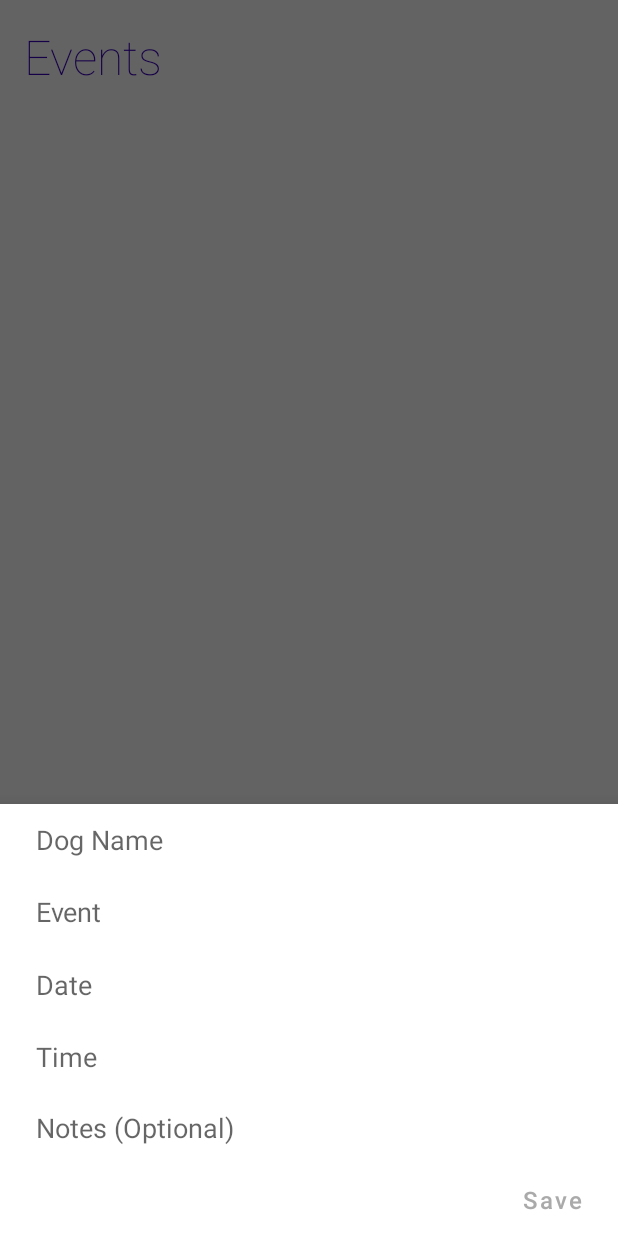
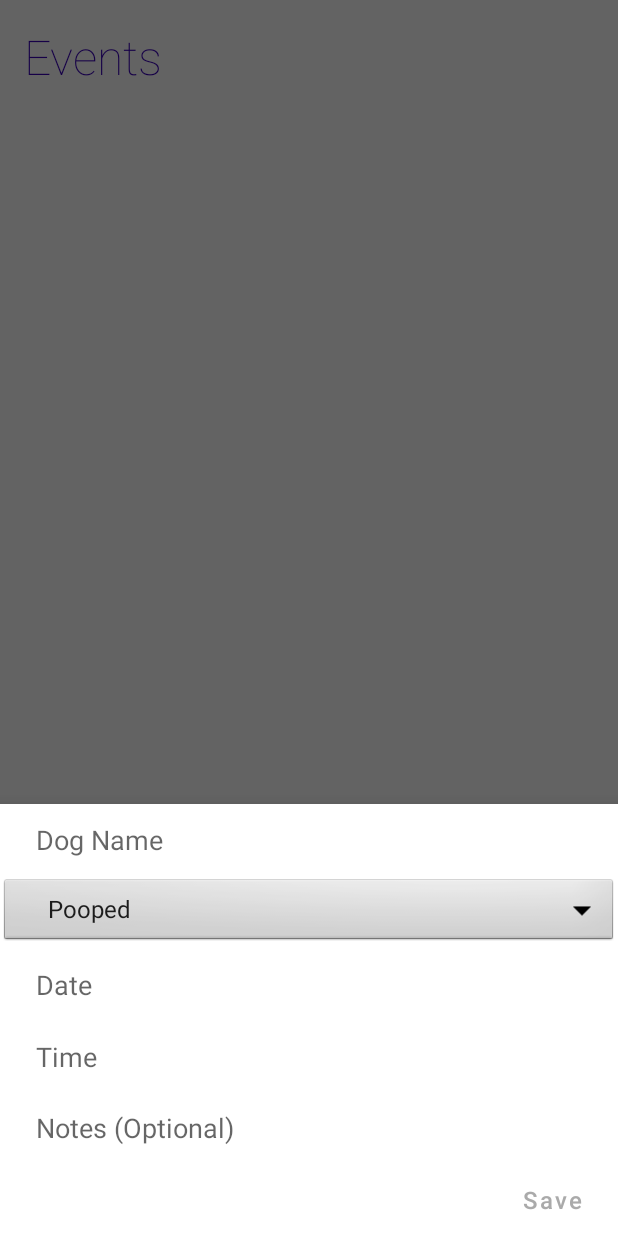
Before and after one commit to bclewi/dog-care-android, an Android app: the screen it shows after launch (MainActivity), after a tap on "Add New Event Floating Action Button", on a phone screen of 412 x 824 dp. Run offline under Robolectric (Android 15) with nearby library versions, the light colour scheme and no system bars.

Commit message:
added a dropdown menu to events

```diff
--- a/app/src/main/java/com/example/dogcare/Dialog/NewEventDialog.java
+++ b/app/src/main/java/com/example/dogcare/Dialog/NewEventDialog.java
@@ -8,16 +8,22 @@ import android.graphics.Color;
 import android.os.Bundle;
 import android.text.Editable;
 import android.text.TextWatcher;
+import android.util.Log;
 import android.view.LayoutInflater;
 import android.view.View;
 import android.view.ViewGroup;
 import android.view.WindowManager;
+import android.widget.AdapterView;
+import android.widget.ArrayAdapter;
 import android.widget.Button;
 import android.widget.EditText;
+import android.widget.Spinner;
 import android.widget.TextView;
+import android.widget.AdapterView.OnItemSelectedListener;
 
 import androidx.annotation.NonNull;
 import androidx.annotation.Nullable;
+import androidx.appcompat.app.AppCompatActivity;
 import androidx.core.content.ContextCompat;
 
 import com.example.dogcare.Model.EventModel;
@@ -31,12 +37,12 @@ import java.util.Locale;
 import java.util.Objects;
 import java.util.concurrent.atomic.AtomicBoolean;
 
-public class NewEventDialog extends BottomSheetDialogFragment {
+public class NewEventDialog extends BottomSheetDialogFragment implements AdapterView.OnItemSelectedListener{
 
     public static final String TAG = "ActionBottomDialog";
     private EditText
             dogName,
-            eventType,
+            //eventType,
             eventNotes;
     private TextView
             eventDateTextView,
@@ -51,20 +57,23 @@ public class NewEventDialog extends BottomSheetDialogFragment {
     private Button eventSaveButton;
     private AtomicBoolean
             hasDogName = new AtomicBoolean(false),
-            hasEventType = new AtomicBoolean(false),
+            //hasEventType = new AtomicBoolean(false),
             hasEventDate = new AtomicBoolean(false),
             hasEventTime = new AtomicBoolean(false);
 
     private DatabaseHelper db;
+   // private Spinner Spinner;
 
-    public static NewEventDialog newInstance(){
-        return new NewEventDialog();
-    }
+
+
 
     @Override
     public void onCreate(@Nullable Bundle savedInstanceState) {
         super.onCreate(savedInstanceState);
         setStyle(STYLE_NORMAL, R.style.DialogStyle);
+
+        //spinner = (Spinner)findViewById(R.id.staticSpinner);
+
     }
 
     @Nullable
@@ -78,8 +87,14 @@ public class NewEventDialog extends BottomSheetDialogFragment {
         return view;
     }
 
+
+
+    public static NewEventDialog newInstance(){
+        return new NewEventDialog();
+    }
+
     private void updateSaveButton() {
-        if (hasDogName.get() && hasEventType.get() && hasEventDate.get() && hasEventTime.get()) {
+        if (hasDogName.get() &&  hasEventDate.get() && hasEventTime.get()) {
             eventSaveButton.setEnabled(true);
             eventSaveButton.setTextColor(ContextCompat.getColor(
                     Objects.requireNonNull(getContext()),
@@ -97,8 +112,12 @@ public class NewEventDialog extends BottomSheetDialogFragment {
     @Override
     public void onViewCreated(@NonNull View view, @Nullable Bundle savedInstanceState) {
         super.onViewCreated(view, savedInstanceState);
+
+        Spinner spinner = (Spinner) view.findViewById(R.id.staticSpinner);
+
+
         dogName = Objects.requireNonNull(getView()).findViewById(R.id.dogNameEditText);
-        eventType = Objects.requireNonNull(getView()).findViewById(R.id.eventTypeEditText);
+        //eventType = Objects.requireNonNull(getView()).findViewById(R.id.staticSpinner);
         eventDateTextView = Objects.requireNonNull(getView()).findViewById(R.id.eventDateTextView);
         eventTimeTextView = Objects.requireNonNull(getView()).findViewById(R.id.eventTimeTextView);
         eventNotes = Objects.requireNonNull(getView()).findViewById(R.id.eventNotesEditText);
@@ -114,9 +133,9 @@ public class NewEventDialog extends BottomSheetDialogFragment {
             dogName.setText(dogNameString);
             validateText(dogNameString, hasDogName);
 
-            String eventTypeString = bundle.getString("eventType");
-            eventType.setText(eventTypeString);
-            validateText(eventTypeString, hasEventType);
+           // String eventTypeString = bundle.getString("eventType");
+           // eventType.setText(eventTypeString);
+           // validateText(eventTypeString, hasEventType);
 
             String eventDateString = bundle.getString("eventDate");
             eventDateTextView.setText(eventDateString);
@@ -157,7 +176,7 @@ public class NewEventDialog extends BottomSheetDialogFragment {
             public void afterTextChanged(Editable s) { }
         });
 
-        eventType.addTextChangedListener(new TextWatcher() {
+       /* eventType.addTextChangedListener(new TextWatcher() {
             @Override
             public void beforeTextChanged(CharSequence s, int start, int count, int after) { }
 
@@ -169,7 +188,7 @@ public class NewEventDialog extends BottomSheetDialogFragment {
 
             @Override
             public void afterTextChanged(Editable s) { }
-        });
+        }); */
 
         // https://www.geeksforgeeks.org/datepickerdialog-in-android/
         // https://developer.android.com/guide/fragments/fragmentmanager
@@ -237,7 +256,8 @@ public class NewEventDialog extends BottomSheetDialogFragment {
         final boolean hasNewUpdateFinal = hasNewUpdate;
         eventSaveButton.setOnClickListener(v -> {
             String dogNameInput = dogName.getText().toString();
-            String eventTypeInput = eventType.getText().toString();
+            String eventTypeInput  = spinner.getSelectedItem().toString();
+            //String eventTypeInput = eventType.getText().toString();
             String eventNotesInput = eventNotes.getText().toString();
 
             Calendar cal = Calendar.getInstance(Locale.US);
@@ -269,4 +289,13 @@ public class NewEventDialog extends BottomSheetDialogFragment {
             ((DialogCloseListener)activity).handleDialogClose(dialog);
     }
 
+    @Override
+    public void onItemSelected(AdapterView<?> parent, View view, int position, long id) {
+
+    }
+
+    @Override
+    public void onNothingSelected(AdapterView<?> parent) {
+
+    }
 }
--- a/app/src/main/res/layout/dialog_event_new.xml
+++ b/app/src/main/res/layout/dialog_event_new.xml
@@ -14,22 +14,26 @@
         android:textAppearance="@style/TextAppearance.AppCompat.Medium"
         android:hint="@string/dog_name_hint" />
 
-    <EditText
-        android:id="@+id/eventTypeEditText"
+
+    <Spinner
+        android:id="@+id/staticSpinner"
         android:layout_width="match_parent"
         android:layout_height="@dimen/new_event_text_height"
+        android:layout_below="@id/dogNameEditText"
+        android:background="@android:drawable/btn_dropdown"
+        android:entries="@array/events_array"
+        android:hint="@string/event_type_hint"
         android:paddingStart="@dimen/new_event_text_paddingStart"
         android:paddingEnd="@dimen/new_event_text_paddingStart"
-        android:layout_below="@id/dogNameEditText"
-        android:background="@null"
-        android:textAppearance="@style/TextAppearance.AppCompat.Medium"
-        android:hint="@string/event_type_hint" />
+        android:spinnerMode="dropdown"
+        android:textAppearance="@style/TextAppearance.AppCompat.Medium" />
+
 
     <TextView
         android:id="@+id/eventDateTextView"
         android:layout_width="match_parent"
         android:layout_height="@dimen/new_event_text_height"
-        android:layout_below="@id/eventTypeEditText"
+        android:layout_below="@id/staticSpinner"
         android:background="@null"
         android:hint="@string/event_date_hint"
         android:paddingStart="@dimen/new_event_text_paddingStart"
--- a/app/src/main/res/values/strings.xml
+++ b/app/src/main/res/values/strings.xml
@@ -9,5 +9,12 @@
     <string name="event_type_hint">Event</string>
     <string name="event_date_hint">Date</string>
     <string name="event_time_hint">Time</string>
-    <string name="event_notes_hint">Notes (Optional)</string>
+    <string name="event_notes_hint">Notes (Optional)</string>\
+    <string-array name="events_array">
+        <item>Pooped</item>
+        <item>Peed</item>
+        <item>Walked</item>
+        <item>Fed</item>
+
+    </string-array>
 </resources>
```
